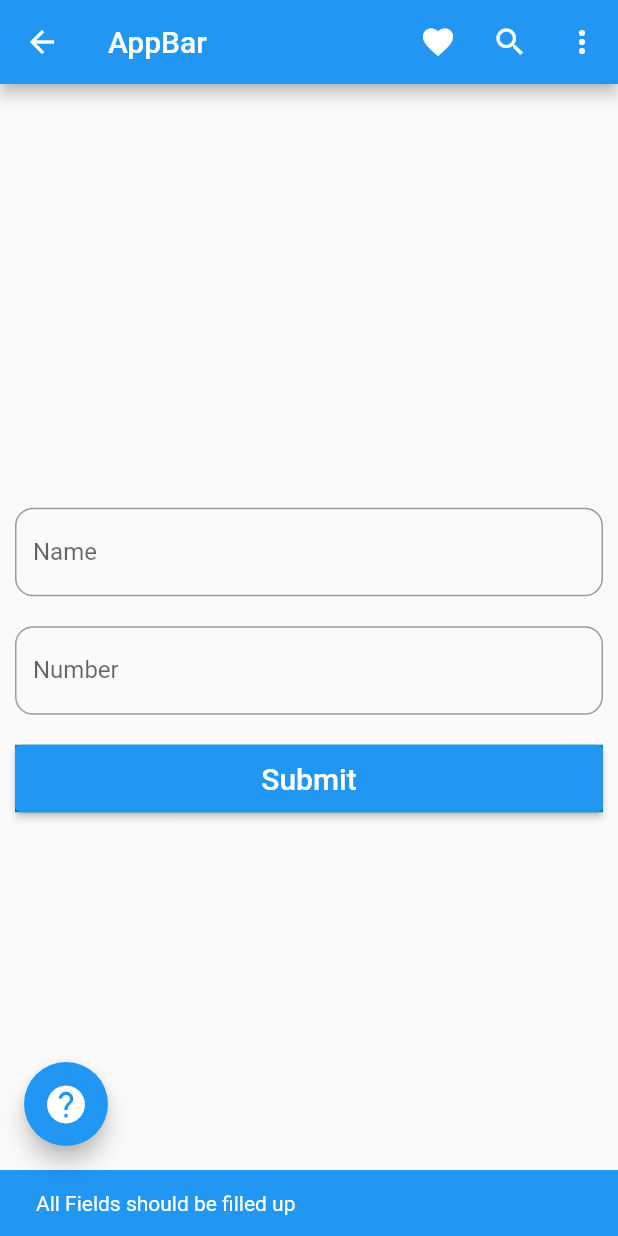
After one commit to IstiaqOsman/Flutter_Project_from_SDMGA, a Flutter app: the input_type screen opened directly, after a tap on "Submit", on a phone screen of 412 x 824 dp. The commit adds this screen. Run offline on Flutter 3.47's test engine with Material 2 defaults, Android fonts, the phone set to English and light mode, and no system bars.

Commit message:
validation input type with condition

```diff
--- /dev/null
+++ b/lib/drawer_folders/input_type/input_type.dart
@@ -0,0 +1,200 @@
+import 'package:flutter/material.dart';
+import 'users.dart';
+// import 'package:curved_navigation_bar/curved';
+void main(){
+  runApp(MaterialApp(
+    debugShowCheckedModeBanner: false,
+    home: input_type(),
+    theme: ThemeData(
+      brightness: Brightness.dark,
+      primaryColor: Colors.lightBlue,
+      accentColor: Colors.cyan,
+      fontFamily: 'Georgia',
+      textTheme: TextTheme(
+        headline1: TextStyle(fontSize: 50, fontWeight: FontWeight.bold),
+        headline6: TextStyle(fontSize: 30.0, fontStyle: FontStyle.italic),
+        bodyText2: TextStyle(fontSize: 18.0, fontFamily: 'Hind'),
+      ),
+    ),
+  ));
+}
+class input_type extends StatefulWidget{
+  _State createState() => _State();
+}
+class _State extends State<input_type>{
+  TextEditingController name = TextEditingController();
+  TextEditingController number = TextEditingController();
+  @override
+  Widget build(BuildContext context){
+    return Scaffold(
+      appBar: AppBar(
+        // leading: IconButton(
+        //   onPressed: (){
+        //
+        //   },
+        //   icon: const Icon(Icons.menu),
+        //   // tooltip: MaterialLocalizations.of(context).openAppDrawerTooltip, icon: const Icon(Icons.menu),onPressed: (){},
+        // ),
+        title: Text('AppBar',),
+        actions: [
+          IconButton(
+              tooltip: 'Favourite', icon: const Icon(Icons.favorite,),onPressed: (){}
+          ),
+          IconButton(
+              tooltip: 'Search', icon: const Icon(Icons.search,),onPressed: (){}
+          ),
+          PopupMenuButton<Text>(
+              itemBuilder: (context){
+                return [
+                  PopupMenuItem(
+                    child: Text('First One'),
+                  ),
+                  PopupMenuItem(
+                    child: Text('Second One'),
+                  ),
+                  PopupMenuItem(
+                    child: Text('Third One'),
+                  ),
+                ];
+              })
+        ],
+        // title: Text('View'),
+        // elevation: 10,
+        // shadowColor: Colors.green,
+      ),
+      floatingActionButtonLocation: FloatingActionButtonLocation.startFloat,
+      floatingActionButton: FloatingActionButton(
+        onPressed: () {
+          setState(() {
+            ScaffoldMessenger.of(context).showSnackBar(
+              SnackBar(
+                backgroundColor: Colors.blue,
+                elevation: 10,
+                content: Text(
+                  "How May We assist you sir ?",
+                  style: TextStyle(color: Colors.white),
+                ),
+                duration: Duration(seconds: 3),
+              ),
+            );
+          });
+        },
+        child: Icon(Icons.help, size: 30)
+      ),
+      body: Form(
+        child: Column(
+          mainAxisAlignment: MainAxisAlignment.center,
+            crossAxisAlignment: CrossAxisAlignment.center,
+            children: [
+              Padding(
+                padding: EdgeInsets.all(10),
+                child: TextFormField(
+                  keyboardType: TextInputType.name,
+                  textInputAction: TextInputAction.next,
+                  controller: name,
+                  cursorColor: Colors.white10,
+                  decoration: InputDecoration(hintText: 'Name', border: OutlineInputBorder(borderRadius: BorderRadius.circular(12.0)), errorBorder: OutlineInputBorder(), labelText: 'Name'),
+                ),
+              ),
+              Padding(
+                padding: EdgeInsets.all(10),
+                child: TextFormField(
+                  keyboardType: TextInputType.emailAddress,
+                  textInputAction: TextInputAction.done,
+                  controller: number,
+                  cursorColor: Colors.white10,
+                  decoration: InputDecoration(hintText: 'Number ', border: OutlineInputBorder(borderRadius: BorderRadius.circular(12.0)), errorBorder: OutlineInputBorder(), labelText: 'Number'),
+                ),
+              ),
+              Padding(
+                padding: EdgeInsets.all(10),
+                child: Container(
+                  height: 45,
+                  width: double.infinity,
+                  color: Colors.teal,
+                  child: ElevatedButton(
+                    child: Text(
+                      'Submit',
+                      style: TextStyle(fontSize: 20),
+                    ),
+                    onPressed: () {
+                      if (name.text.isEmpty || number.text.isEmpty) {
+                        ScaffoldMessenger.of(context).showSnackBar(
+                          SnackBar(
+                            backgroundColor: Colors.blue,
+                            content: Text("All Fields should be filled up",
+                              style: TextStyle(color: Colors.white),
+                            ),
+                            duration: Duration(seconds: 3),
+                          ),
+                        );
+                      } else if (name.text.length < 4) {
+                        ScaffoldMessenger.of(context).showSnackBar(
+                          SnackBar(
+                            backgroundColor: Colors.blue,
+                            content: Text("Name Should be at least four character",
+                                style: TextStyle(color: Colors.white)),
+                            duration: Duration(seconds: 3),
+                          ),
+                        );
+                      } else if (number.text.length < 10 || number.text.length > 12) {
+                        ScaffoldMessenger.of(context).showSnackBar(
+                          SnackBar(
+                            backgroundColor: Colors.blue,
+                            content: Text("Please type a number with 11 digit",
+                                style: TextStyle(color: Colors.white)),
+                            duration: Duration(seconds: 3),
+                          ),
+                        );
+                      } else {
+                        ///created a new method for user login
+                        loginuser(name.text, number.text);
+                      }
+                    },
+                  ),
+                ),),
+            ],
+        ),
+      ),
+
+    );
+  }
+
+  void loginuser(String text, String text2) {
+    ScaffoldMessenger.of(context).showSnackBar(
+      SnackBar(
+        content: Text("Validation Successful"),
+        duration: Duration(seconds: 3),
+      ),
+    );
+  }
+}
+
+class Sorting extends StatefulWidget {
+  _nState createState() => _nState();
+}
+
+class _nState extends State<Sorting> {
+  @override
+  Widget build(BuildContext context) {
+    return Scaffold(
+      body: GridView.builder(
+        gridDelegate: SliverGridDelegateWithFixedCrossAxisCount(
+          crossAxisCount: 2,
+          crossAxisSpacing: 10,
+          mainAxisSpacing: 10,
+        ),
+        padding: EdgeInsets.all(5),
+        itemCount: data.length,
+        itemBuilder: (ctx, i) {
+          return Card(
+            elevation: 5,
+            child: ListTile(
+              title: Text(data[i]['name']),
+            ),
+          );
+        },
+      ),
+    );
+  }
+}
--- /dev/null
+++ b/lib/drawer_folders/input_type/static.dart
@@ -0,0 +1 @@
+final String nameErrror = "";
--- /dev/null
+++ b/lib/drawer_folders/input_type/users.dart
@@ -0,0 +1,14 @@
+List<Map<String, dynamic>> data = [
+  {
+    'name': 'hello',
+    'price': 100
+  },
+  {
+    'name': 'bello',
+    'price': 200
+  },
+  {
+    'name': 'kello',
+    'price': 50
+  }
+];
```
Also changed, not shown: lib/drawer_folders/customDrawer.dart (+11 -0 lines).
